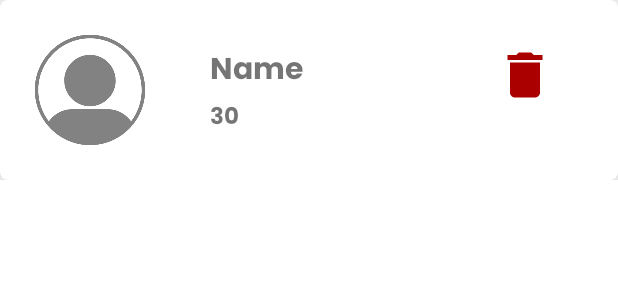
After one commit to VishwasDubey150/BU-Bazzar, an Android app: the layout item_cart_layout.xml on its own in the app's theme, with its tools: preview values and no code run, on a phone screen of 412 x 824 dp. The commit adds this screen. Shown: the top 300 px of the screen. Run offline under Robolectric (Android 15) with nearby library versions, the phone set to English and light mode, and no system bars.

Commit message:
cart done

```diff
--- a/app/src/main/java/com/example/sellnbuy/model/CartItem.kt
+++ b/app/src/main/java/com/example/sellnbuy/model/CartItem.kt
@@ -12,5 +12,5 @@ data class CartItem(
     var image: String="",
     var cart_quantity: String="",
     val stock_quantity:String="",
-    val id:String="",
+    var id:String="",
 ): Parcelable
--- /dev/null
+++ b/app/src/main/res/layout/item_cart_layout.xml
@@ -0,0 +1,62 @@
+<?xml version="1.0" encoding="utf-8"?>
+<androidx.appcompat.widget.LinearLayoutCompat xmlns:android="http://schemas.android.com/apk/res/android"
+    android:layout_width="match_parent"
+    android:layout_height="120dp"
+    xmlns:app="http://schemas.android.com/apk/res-auto"
+    >
+
+    <androidx.cardview.widget.CardView
+        android:layout_width="match_parent"
+        android:layout_height="match_parent"
+        app:cardCornerRadius="5dp"
+        app:cardElevation="50dp">
+
+        <androidx.appcompat.widget.LinearLayoutCompat
+            android:layout_width="match_parent"
+            android:layout_height="match_parent"
+            android:orientation="horizontal">
+
+            <ImageView
+                android:id="@+id/img"
+                android:layout_width="100dp"
+                android:layout_height="100dp"
+                android:layout_gravity="center"
+                android:layout_marginLeft="10dp"
+                android:src="@drawable/profile"></ImageView>
+
+            <androidx.appcompat.widget.LinearLayoutCompat
+                android:layout_width="220dp"
+                android:layout_height="match_parent"
+                android:orientation="vertical">
+
+                <TextView
+                    android:id="@+id/name"
+                    android:layout_width="wrap_content"
+                    android:layout_height="wrap_content"
+                    android:layout_marginLeft="30dp"
+                    android:layout_marginTop="30dp"
+                    android:fontFamily="@font/poppins_bold"
+                    android:text="Name"
+                    android:textSize="20dp"></TextView>
+
+                <TextView
+                    android:id="@+id/price"
+                    android:layout_width="wrap_content"
+                    android:layout_height="wrap_content"
+                    android:layout_marginLeft="30dp"
+                    android:fontFamily="@font/poppins_bold"
+                    android:text="30"
+                    android:textSize="15dp"></TextView>
+            </androidx.appcompat.widget.LinearLayoutCompat>
+
+            <ImageView
+                android:id="@+id/delete"
+                android:layout_width="40dp"
+                android:layout_height="40dp"
+                android:layout_marginTop="30dp"
+                android:src="@drawable/ic_baseline_delete_24">
+            </ImageView>
+        </androidx.appcompat.widget.LinearLayoutCompat>
+    </androidx.cardview.widget.CardView>
+
+</androidx.appcompat.widget.LinearLayoutCompat>
```
Also changed, not shown: app/src/main/java/com/example/sellnbuy/CartList.kt (+50 -2 lines), app/src/main/java/com/example/sellnbuy/firestore/firestore.kt (+38 -0 lines), app/src/main/java/com/example/sellnbuy/ui/Adapters/CartItemsListAdapter.kt (added, +40 -0 lines), app/src/main/res/layout/activity_cart_list.xml (+16 -18 lines), app/src/main/res/menu/dashboard_menu.xml (line endings or trailing spaces).
